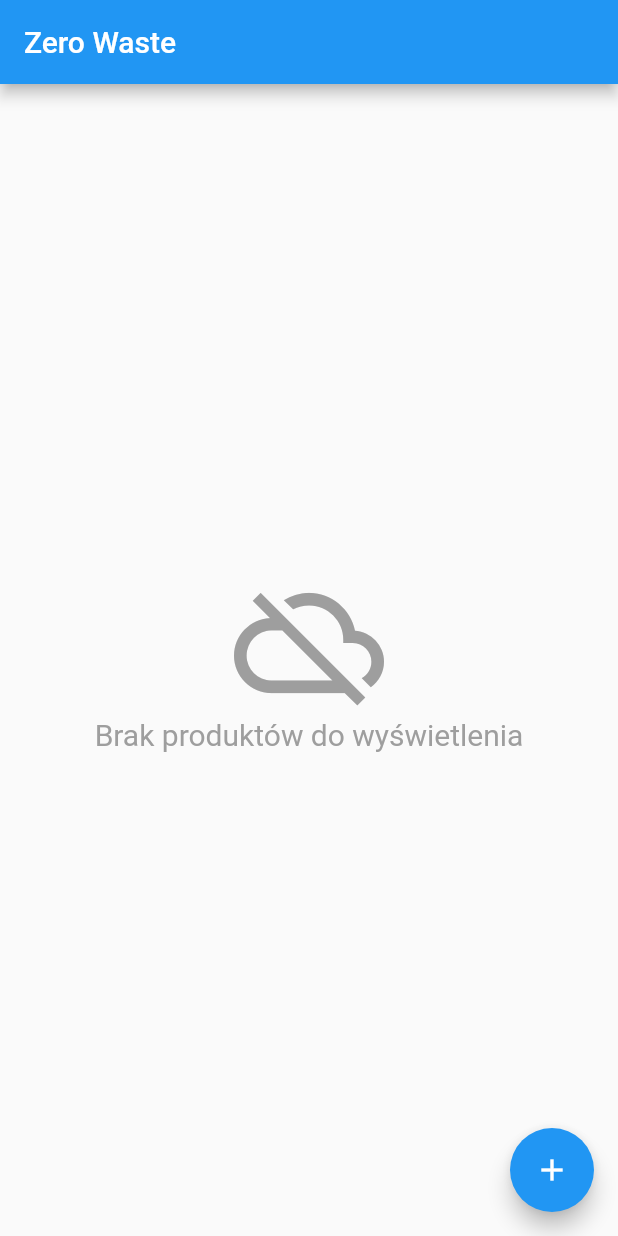
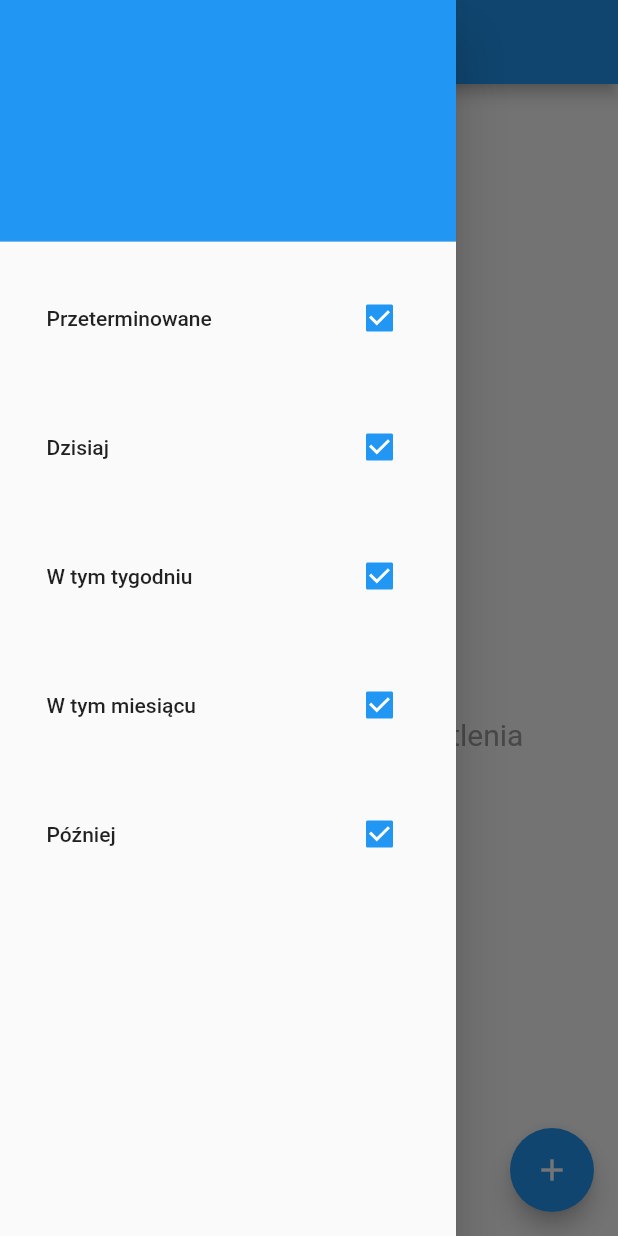
Before and after one commit to remes2000/zero-waste, a Flutter app: the screen it shows after launch, with the side drawer open (before the commit the screen has no drawer), on a phone screen of 412 x 824 dp. Run offline on Flutter 3.47's test engine with Material 2 defaults, Android fonts, the phone set to English and light mode, and no system bars; our stand-ins replace camera, flutter_local_notifications, sqflite; missing offline and left inert: flutter_cupertino_date_picker; accounts and stored records are empty.

```diff
--- a/zero_waste/lib/change_notifieres/product_model.dart
+++ b/zero_waste/lib/change_notifieres/product_model.dart
@@ -1,6 +1,7 @@
 import 'dart:collection';
 
 import 'package:flutter/cupertino.dart';
+import 'package:zero_waste/globals.dart';
 import 'package:zero_waste/models/product.dart';
 
 class ProductModel extends ChangeNotifier{
--- a/zero_waste/lib/main.dart
+++ b/zero_waste/lib/main.dart
@@ -13,7 +13,7 @@ import 'pages/add_product.dart';
 import 'models/product.dart';
 import 'local_notifications_helper.dart';
 
-void main(){
+void main() {
   runApp(ChangeNotifierProvider(
     builder: (context) => ProductModel(),
     child: MyApp(),
@@ -28,20 +28,24 @@ class MyApp extends StatelessWidget {
         theme: ThemeData(
           primarySwatch: Colors.blue,
         ),
-        home: HomePage()
-    );
+        home: HomePage());
   }
 }
 
-class HomePage extends StatefulWidget{
+class HomePage extends StatefulWidget {
   _HomePageState createState() => _HomePageState();
 }
 
-class _HomePageState extends State<HomePage>{
+class _HomePageState extends State<HomePage> {
   final notifications = FlutterLocalNotificationsPlugin();
+  bool showOutOfDate = true;
+  bool showTodays = true;
+  bool showThisWeek = true;
+  bool showThisMonth = true;
+  bool showLater = true;
 
   @override
-  void initState(){
+  void initState() {
     super.initState();
 
     final settingsAndroid = AndroidInitializationSettings('app_icon');
@@ -58,31 +62,35 @@ class _HomePageState extends State<HomePage>{
   }
 
   Future onSelectNotification(String payload) async {
-    if(payload == summaryNotificationPayload){
-      return await Navigator.push(context, MaterialPageRoute(builder: (context) => DailySummary()));
+    if (payload == summaryNotificationPayload) {
+      return await Navigator.push(
+          context, MaterialPageRoute(builder: (context) => DailySummary()));
     }
-    return await Navigator.push(context, MaterialPageRoute(builder: (context) => HomePage()));
+    return await Navigator.push(
+        context, MaterialPageRoute(builder: (context) => HomePage()));
   }
 
   void printPendingNotifications() async {
     var pendingNotificationRequests =
-    await notifications.pendingNotificationRequests();
+        await notifications.pendingNotificationRequests();
 
     pendingNotificationRequests.forEach((PendingNotificationRequest request) {
       print(request);
     });
   }
 
-  void scheduleNotifications() async{
-    await scheduleDailyOngoingNotification(notifications, title: 'Zero Waste - sprawdź stan swojej lodówki', body: 'Kliknij w powiadomienie aby przejść do raportu dziennego', time: Time(11, 0, 0), payload: summaryNotificationPayload);
+  void scheduleNotifications() async {
+    await scheduleDailyOngoingNotification(notifications,
+        title: 'Zero Waste - sprawdź stan swojej lodówki',
+        body: 'Kliknij w powiadomienie aby przejść do raportu dziennego',
+        time: Time(11, 0, 0),
+        payload: summaryNotificationPayload);
   }
 
   @override
   Widget build(BuildContext context) {
     return Scaffold(
-      appBar: AppBar(
-          title: Text('Zero Waste')
-      ),
+      appBar: AppBar(title: Text('Zero Waste')),
       body: SafeArea(
         child: LayoutBuilder(
           builder: (BuildContext context, BoxConstraints constraints) {
@@ -94,15 +102,82 @@ class _HomePageState extends State<HomePage>{
           },
         ),
       ),
+      drawer: Drawer(
+        child: ListView(
+          padding: EdgeInsets.zero,
+          children: <Widget>[
+            DrawerHeader(
+              decoration: BoxDecoration(color: Colors.blue),
+            ),
+            Padding(
+                padding: EdgeInsets.all(15),
+                child: CheckboxListTile(
+                  value: showOutOfDate,
+                  onChanged: (bool value) {
+                    showOutOfDate = value;
+                    this.setState(() {});
+                  },
+                  title: Text(
+                    'Przeterminowane',
+                  ),
+                )),
+            Padding(
+                padding: EdgeInsets.all(15),
+                child: CheckboxListTile(
+                  value: showTodays,
+                  onChanged: (bool value) {
+                    showTodays = value;
+                    this.setState(() {});
+                  },
+                  title: Text(
+                    'Dzisiaj',
+                  ),
+                )),
+            Padding(
+                padding: EdgeInsets.all(15),
+                child: CheckboxListTile(
+                  value: showThisWeek,
+                  onChanged: (bool value) {
+                    showThisWeek = value;
+                    this.setState((){});
+                  },
+                  title: Text(
+                    'W tym tygodniu',
+                  ),
+                )),
+            Padding(
+                padding: EdgeInsets.all(15),
+                child: CheckboxListTile(
+                  value: showThisMonth,
+                  onChanged: (bool value) {
+                    showThisMonth = value;
+                    this.setState(() {});
+                  },
+                  title: Text(
+                    'W tym miesiącu',
+                  ),
+                )),
+            Padding(
+                padding: EdgeInsets.all(15),
+                child: CheckboxListTile(
+                  value: showLater,
+                  onChanged: (bool value) {
+                    showLater = value;
+                    this.setState(() {});
+                  },
+                  title: Text(
+                    'Później',
+                  ),
+                ))
+          ],
+        ),
+      ),
       floatingActionButton: FloatingActionButton(
         onPressed: () {
-          Navigator.of(context).push(
-              MaterialPageRoute<void>(
-                  builder: (BuildContext context) {
-                    return AddProductPage();
-                  }
-              )
-          );
+          Navigator.of(context)
+              .push(MaterialPageRoute<void>(builder: (BuildContext context) {
+            return AddProductPage();
+          }));
         },
         child: Icon(Icons.add),
         backgroundColor: Colors.blue,
```
Also changed, not shown: zero_waste/lib/globals.dart (+29 -0 lines), zero_waste/lib/products_list.dart (+6 -17 lines).
